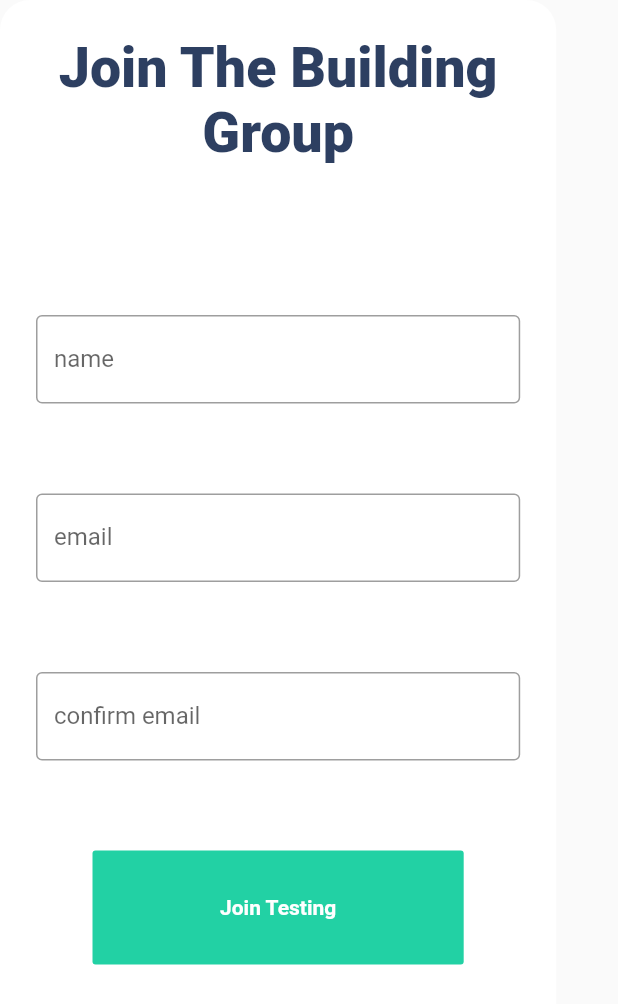
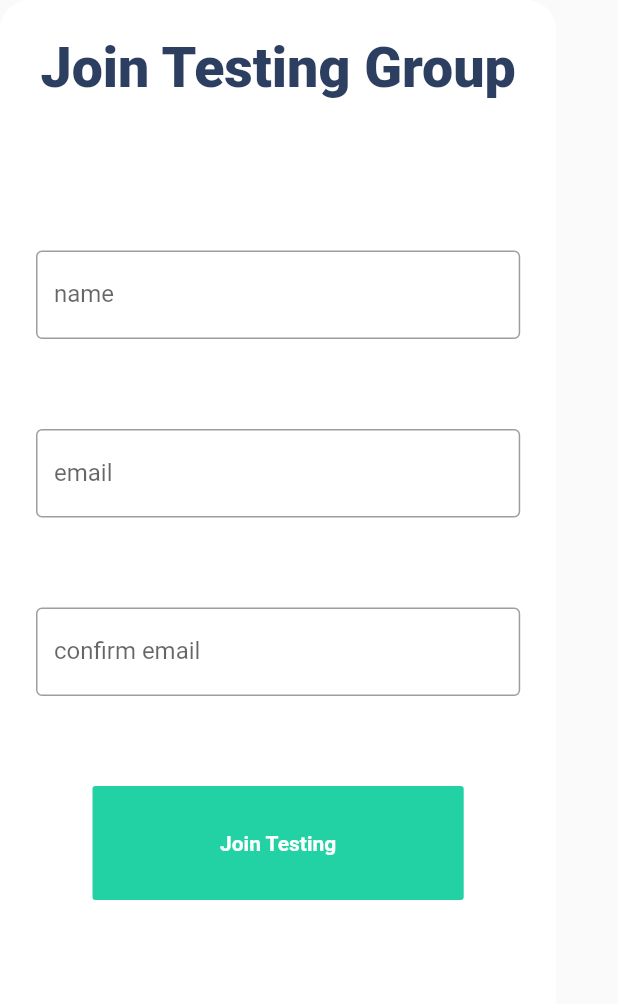
Before and after one commit to elishaking/squaredemy-web-flutter, a Flutter app: the TestingForm widget shown alone on an empty page, opened directly, on a phone screen of 412 x 824 dp. Shown: the top 1004 px of the screen. Run offline on Flutter 3.47's test engine with Material 2 defaults, Android fonts, the phone set to English and light mode, and no system bars; missing offline and left inert: flutter_web; Roboto replaces fonts that are missing (Chivo).

Commit message:
join testing -6

```diff
--- a/lib/pages/home.dart
+++ b/lib/pages/home.dart
@@ -190,7 +190,7 @@ class HomePage extends StatelessWidget {
                   HeadlineText("Help Squaredbot"),
                   SizedBox(height: 30,),
                   BodyText("Hi there, I need your help to get smarter. I'm still in the process of building myself to be your most trusted guide. To achieve this, I just need you to do a few things"),
-                  SizedBox(height: 20,),
+                  SizedBox(height: 50,),
                   ..._buildTestingFormOnboarding(contentWidth),
                   SizedBox(height: 50,),
                   TestingForm()
--- a/lib/widgets/forms/testing_form.dart
+++ b/lib/widgets/forms/testing_form.dart
@@ -36,7 +36,7 @@ class _TestingFormState extends State<TestingForm> {
       ),
       child: Column(
         children: <Widget>[
-          HeadlineText("Join The Building Group", textColor: ThemeColors.primary,
+          HeadlineText("Join Testing Group", textColor: ThemeColors.primary,
           textAlign: TextAlign.center,),
           // SizedBox(height: 10,),
           // BodyText("* Get the first 3 months free"),
```
